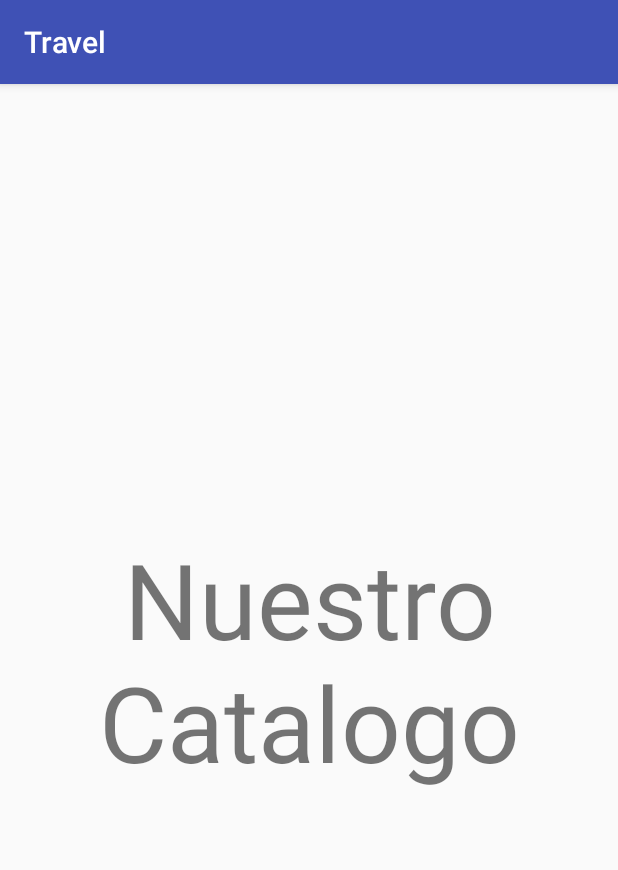
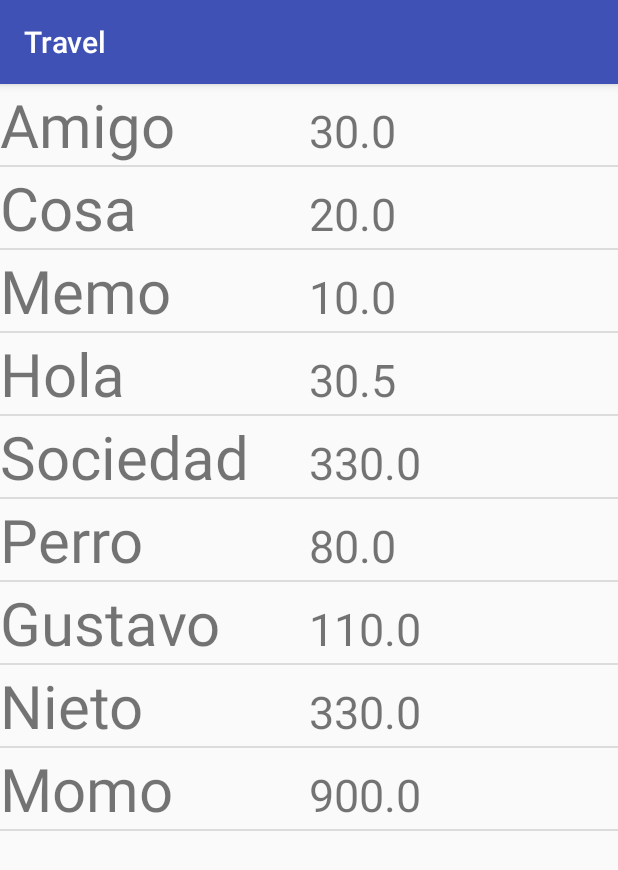
Before and after one commit to DanielCornejoITM/Proyecto_Moviles_Android, an Android app: the Catalogo screen opened directly, with no data from a screen before it, on a phone screen of 412 x 824 dp. Shown: the top 870 px of the screen. Run offline under Robolectric (Android 15) with nearby library versions, the phone set to English and light mode, and no system bars.

Commit message:
Se Agrego ListView

```diff
--- a/Daniel/PV_Viajes_Final/app/src/main/java/com/example/daniel/pv_viajes_final/Catalogo.kt
+++ b/Daniel/PV_Viajes_Final/app/src/main/java/com/example/daniel/pv_viajes_final/Catalogo.kt
@@ -1,12 +1,68 @@
 package com.example.daniel.pv_viajes_final
 
+import android.content.Context
 import android.support.v7.app.AppCompatActivity
 import android.os.Bundle
+import android.view.LayoutInflater
+import android.view.View
 
-class Catalogo : AppCompatActivity() {
+import android.view.ViewGroup
+import android.widget.BaseAdapter
+import kotlinx.android.synthetic.main.activity_catalogo.*
+import kotlinx.android.synthetic.main.activity_sugerencias.view.*
+import kotlinx.android.synthetic.main.modecatalogo.view.*
 
+class Catalogo(var adaptador:ProductosAdaptador?=null) : AppCompatActivity() {
+
+    var listaCatalogo = ArrayList<Productos>()
     override fun onCreate(savedInstanceState: Bundle?) {
         super.onCreate(savedInstanceState)
         setContentView(R.layout.activity_catalogo)
+
+        listaCatalogo.add(Productos(30.0F,"Amigo"))
+        listaCatalogo.add(Productos(20.0F,"Cosa"))
+        listaCatalogo.add(Productos(10.0F,"Memo"))
+        listaCatalogo.add(Productos(30.5F,"Hola"))
+        listaCatalogo.add(Productos(330.0F,"Sociedad"))
+        listaCatalogo.add(Productos(80.0F,"Perro"))
+        listaCatalogo.add(Productos(110.0F,"Gustavo"))
+        listaCatalogo.add(Productos(330.0F,"Nieto"))
+        listaCatalogo.add(Productos(900.0F,"Momo"))
+        adaptador =ProductosAdaptador(this,this.listaCatalogo)
+
+
+        Milista.adapter=adaptador
+    }
+
+    class ProductosAdaptador(contexto:Context,var ListaProductos: ArrayList<Productos>):BaseAdapter(){
+       var contexto1:Context?=contexto
+
+
+
+        override fun getView(position: Int, convertView: View?, parent: ViewGroup?): View {
+            val producto=ListaProductos[position]
+            val inflador= contexto1!!.getSystemService(Context.LAYOUT_INFLATER_SERVICE) as LayoutInflater
+            val mivista =inflador.inflate(R.layout.modecatalogo,null)
+            mivista.Titulo.text=producto.Titulo!!
+            mivista.Costo.text=producto.Precio.toString()!!
+            return mivista
+
+        }
+
+        override fun getItem(position: Int): Any {
+            return ListaProductos[position]
+
+        }
+
+        override fun getItemId(position: Int): Long {
+            return  position.toLong()
+        }
+
+        override fun getCount(): Int {
+
+            return ListaProductos.size
+        }
+
+
     }
 }
--- /dev/null
+++ b/Daniel/PV_Viajes_Final/app/src/main/java/com/example/daniel/pv_viajes_final/Productos.kt
@@ -0,0 +1,16 @@
+package com.example.daniel.pv_viajes_final
+
+class Productos {
+    var Titulo :String?=null
+    var Precio : Float?=null
+
+
+constructor(precio:Float,titulo:String ){
+    this.Precio=precio
+    this.Titulo=titulo
+
+
+
+
+}
+}
--- a/Daniel/PV_Viajes_Final/app/src/main/res/layout/activity_catalogo.xml
+++ b/Daniel/PV_Viajes_Final/app/src/main/res/layout/activity_catalogo.xml
@@ -1,20 +1,14 @@
 <?xml version="1.0" encoding="utf-8"?>
-<android.support.constraint.ConstraintLayout xmlns:android="http://schemas.android.com/apk/res/android"
+<LinearLayout xmlns:android="http://schemas.android.com/apk/res/android"
     xmlns:app="http://schemas.android.com/apk/res-auto"
     xmlns:tools="http://schemas.android.com/tools"
     android:layout_width="match_parent"
     android:layout_height="match_parent"
     tools:context=".Catalogo">
 
-    <TextView
-        android:id="@+id/textView2"
-        android:layout_width="wrap_content"
-        android:layout_height="wrap_content"
-        android:text="@string/nuestro_n_catalogo"
-        android:textAlignment="center"
-        android:textSize="70sp"
-        app:layout_constraintBottom_toBottomOf="parent"
-        app:layout_constraintEnd_toEndOf="parent"
-        app:layout_constraintStart_toStartOf="parent"
-        app:layout_constraintTop_toTopOf="parent" />
-</android.support.constraint.ConstraintLayout>
+
+    <ListView
+        android:id="@+id/Milista"
+        android:layout_width="match_parent"
+        android:layout_height="match_parent" />
+</LinearLayout>
--- /dev/null
+++ b/Daniel/PV_Viajes_Final/app/src/main/res/layout/modecatalogo.xml
@@ -0,0 +1,34 @@
+<?xml version="1.0" encoding="utf-8"?>
+<LinearLayout xmlns:android="http://schemas.android.com/apk/res/android"
+    android:orientation="vertical" android:layout_width="match_parent"
+    android:layout_height="wrap_content">
+
+
+    <LinearLayout
+        android:layout_width="match_parent"
+        android:layout_height="match_parent"
+        android:layout_weight="1"
+        android:orientation="horizontal">
+        <TextView
+            android:id="@+id/Titulo"
+            android:layout_width="match_parent"
+            android:layout_height="wrap_content"
+            android:layout_weight="1"
+            android:text="Titulo"
+            android:textSize="40sp" />
+
+        <TextView
+            android:id="@+id/Costo"
+            android:layout_width="match_parent"
+            android:layout_height="wrap_content"
+            android:layout_weight="1"
+            android:text="Costo"
+            android:textSize="30sp" />
+
+
+    </LinearLayout>
+
+
+
+
+</LinearLayout>
```
